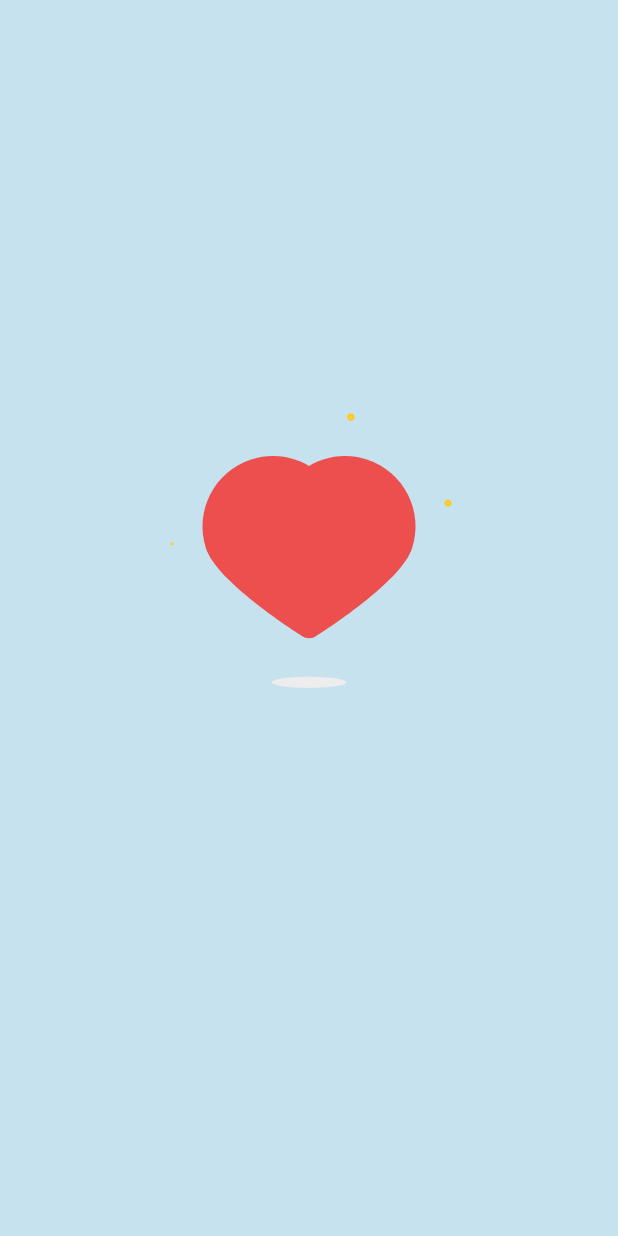
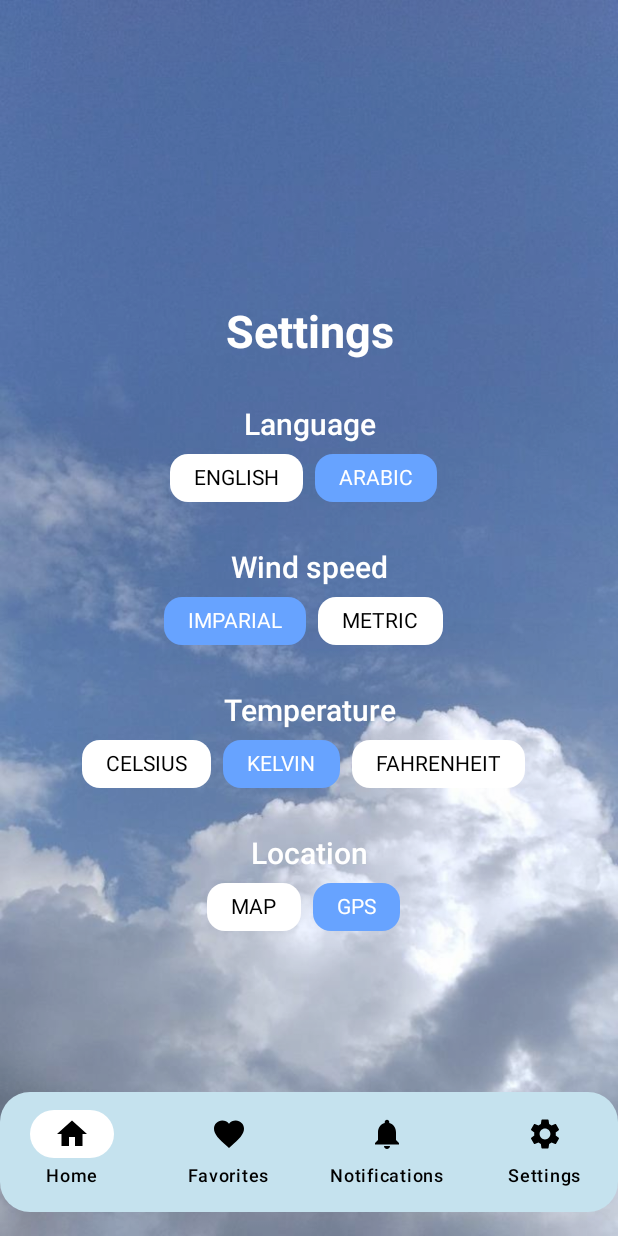
Before and after one commit to ayacandoit/WeatherApp, an Android app built with Jetpack Compose: the first screen one second after launch (MainActivity), on a phone screen of 412 x 824 dp. Run offline under Robolectric (Android 15) with nearby library versions, the phone set to English and light mode, and no system bars.

Commit message:
setting screen

```diff
--- a/app/src/main/java/com/example/weatherapp3/MainActivity.kt
+++ b/app/src/main/java/com/example/weatherapp3/MainActivity.kt
@@ -1,23 +1,12 @@
 package com.example.weatherapp3
 
-import FavoriteScreen
+
+import SettingsScreen
 import android.os.Bundle
 import androidx.activity.ComponentActivity
 import androidx.activity.compose.setContent
 import androidx.activity.enableEdgeToEdge
-import androidx.compose.foundation.layout.Column
-import androidx.compose.foundation.layout.fillMaxSize
-import androidx.compose.foundation.layout.padding
-import androidx.compose.material3.Scaffold
-import androidx.compose.material3.Text
-import androidx.compose.runtime.Composable
-import androidx.compose.runtime.getValue
-import androidx.compose.ui.Modifier
-import androidx.compose.ui.tooling.preview.Preview
-import com.airbnb.lottie.compose.LottieAnimation
-import com.airbnb.lottie.compose.LottieCompositionSpec
-import com.airbnb.lottie.compose.rememberLottieComposition
-import com.example.weatherapp3.ui.theme.WeatherApp3Theme
+
 
 class MainActivity : ComponentActivity() {
     override fun onCreate(savedInstanceState: Bundle?) {
@@ -25,7 +14,7 @@ class MainActivity : ComponentActivity() {
         enableEdgeToEdge()
        var t= listOf{"vitnam"}
         setContent {
-            FavoriteScreen()
+            SettingsScreen()
 
         }
     }
--- /dev/null
+++ b/app/src/main/java/com/example/weatherapp3/SettingScreen.kt
@@ -0,0 +1,176 @@
+import androidx.compose.foundation.Image
+import androidx.compose.foundation.background
+import androidx.compose.foundation.clickable
+import androidx.compose.foundation.layout.*
+import androidx.compose.foundation.shape.RoundedCornerShape
+import androidx.compose.material.icons.Icons
+import androidx.compose.material.icons.filled.Favorite
+import androidx.compose.material.icons.filled.Home
+import androidx.compose.material.icons.filled.Notifications
+import androidx.compose.material.icons.filled.Settings
+import androidx.compose.material3.*
+import androidx.compose.runtime.*
+import androidx.compose.ui.Alignment
+import androidx.compose.ui.Modifier
+import androidx.compose.ui.draw.clip
+import androidx.compose.ui.graphics.Color
+import androidx.compose.ui.graphics.graphicsLayer
+import androidx.compose.ui.layout.ContentScale
+import androidx.compose.ui.res.painterResource
+import androidx.compose.ui.text.font.FontWeight
+import androidx.compose.ui.unit.dp
+import androidx.compose.ui.unit.sp
+import com.example.weatherapp3.R
+
+@Composable
+fun SettingsScreen() {
+    var selectedLanguage by remember { mutableStateOf("ARABIC") }
+    var selectedWindSpeed by remember { mutableStateOf("IMPARIAL") }
+    var selectedTemperature by remember { mutableStateOf("KELVIN") }
+    var selectedLocation by remember { mutableStateOf("GPS") }
+
+    Box(
+        modifier = Modifier.fillMaxSize()
+    ) {
+        // Background Image
+        Image(
+            painter = painterResource(id = R.drawable.skky),
+            contentDescription = null,
+            contentScale = ContentScale.Crop,
+            modifier = Modifier
+                .fillMaxSize()
+                .graphicsLayer { alpha = 0.8f }
+        )
+
+        // المحتوى فوق الصورة
+        Box(
+            modifier = Modifier.fillMaxSize(),
+            contentAlignment = Alignment.Center
+        ) {
+            Column(
+                modifier = Modifier.padding(16.dp),
+                horizontalAlignment = Alignment.CenterHorizontally
+            ) {
+                Text("Settings", fontSize = 30.sp, color = Color.White, fontWeight = FontWeight.Bold)
+
+                Spacer(modifier = Modifier.height(32.dp))
+
+                SettingItem("Language", listOf("ENGLISH", "ARABIC"), selectedLanguage) { selectedLanguage = it }
+
+                Spacer(modifier = Modifier.height(32.dp))
+
+                SettingItem("Wind speed", listOf("IMPARIAL", "METRIC"), selectedWindSpeed) { selectedWindSpeed = it }
+
+                Spacer(modifier = Modifier.height(32.dp))
+
+                SettingItem("Temperature", listOf("CELSIUS", "KELVIN", "FAHRENHEIT"), selectedTemperature) { selectedTemperature = it }
+
+                Spacer(modifier = Modifier.height(32.dp))
+
+                SettingItem("Location", listOf("MAP", "GPS"), selectedLocation) { selectedLocation = it }
+            }
+        }
+
+
+        Box(
+            modifier = Modifier
+                .fillMaxSize()
+                .padding(bottom = 16.dp),
+            contentAlignment = Alignment.BottomCenter
+        ) {
+            Bottom()
+        }
+    }
+}
+
+@Composable
+fun SettingItem(title: String, options: List<String>, selectedOption: String, onOptionSelected: (String) -> Unit) {
+    Text(title, fontSize = 20.sp, color = Color.White, fontWeight = FontWeight.SemiBold)
+
+    Row(modifier = Modifier.padding(top = 8.dp)) {
+        options.forEach { option ->
+            Box(
+                modifier = Modifier
+                    .padding(end = 8.dp)
+                    .clickable { onOptionSelected(option) }
+                    .background(
+                        if (option == selectedOption) Color(0xFF67A3FF) else Color.White,
+                        shape = RoundedCornerShape(12.dp)
+                    )
+                    .padding(horizontal = 16.dp, vertical = 8.dp),
+                contentAlignment = Alignment.Center
+            ) {
+                Text(
+                    text = option,
+                    color = if (option == selectedOption) Color.White else Color.Black,
+                    fontSize = 14.sp
+                )
+            }
+        }
+    }
+}
+@Composable
+fun Bottom() {
+    NavigationBar(
+        containerColor = Color(0xFFC5E2EE),
+        tonalElevation = 8.dp,
+        modifier = Modifier
+            .clip(RoundedCornerShape(20.dp))
+    ) {
+        val selectedItemColor = Color.Black
+        val unselectedItemColor = Color.LightGray
+
+        NavigationBarItem(
+            icon = { Icon(Icons.Filled.Home, contentDescription = "Home", tint = Color.Black) },
+            label = { Text("Home", color = Color.Black) },
+            selected = true,
+            onClick = {},
+            colors = NavigationBarItemDefaults.colors(
+                indicatorColor = Color.White,
+                selectedIconColor = selectedItemColor,
+                unselectedIconColor = unselectedItemColor,
+                selectedTextColor = selectedItemColor,
+                unselectedTextColor = unselectedItemColor
+            )
+        )
+        NavigationBarItem(
+            icon = { Icon(Icons.Filled.Favorite, contentDescription = "Favorites", tint = Color.Black) },
+            label = { Text("Favorites", color = Color.Black) },
+            selected = false,
+            onClick = {},
+            colors = NavigationBarItemDefaults.colors(
+                indicatorColor = Color.White,
+                selectedIconColor = selectedItemColor,
+                unselectedIconColor = unselectedItemColor,
+                selectedTextColor = selectedItemColor,
+                unselectedTextColor = unselectedItemColor
+            )
+        )
+        NavigationBarItem(
+            icon = { Icon(Icons.Filled.Notifications, contentDescription = "Notifications", tint = Color.Black) },
+            label = { Text("Notifications", color = Color.Black) },
+            selected = false,
+            onClick = {},
+            colors = NavigationBarItemDefaults.colors(
+                indicatorColor = Color.White,
+                selectedIconColor = selectedItemColor,
+                unselectedIconColor = unselectedItemColor,
+                selectedTextColor = selectedItemColor,
+                unselectedTextColor = unselectedItemColor
+            )
+        )
+        NavigationBarItem(
+            icon = { Icon(Icons.Filled.Settings, contentDescription = "Settings", tint = Color.Black) },
+            label = { Text("Settings", color = Color.Black) },
+            selected = false,
+            onClick = {},
+            colors = NavigationBarItemDefaults.colors(
+                indicatorColor = Color.White,
+                selectedIconColor = selectedItemColor,
+                unselectedIconColor = unselectedItemColor,
+                selectedTextColor = selectedItemColor,
+                unselectedTextColor = unselectedItemColor
+            )
+        )
+    }
+}
```
